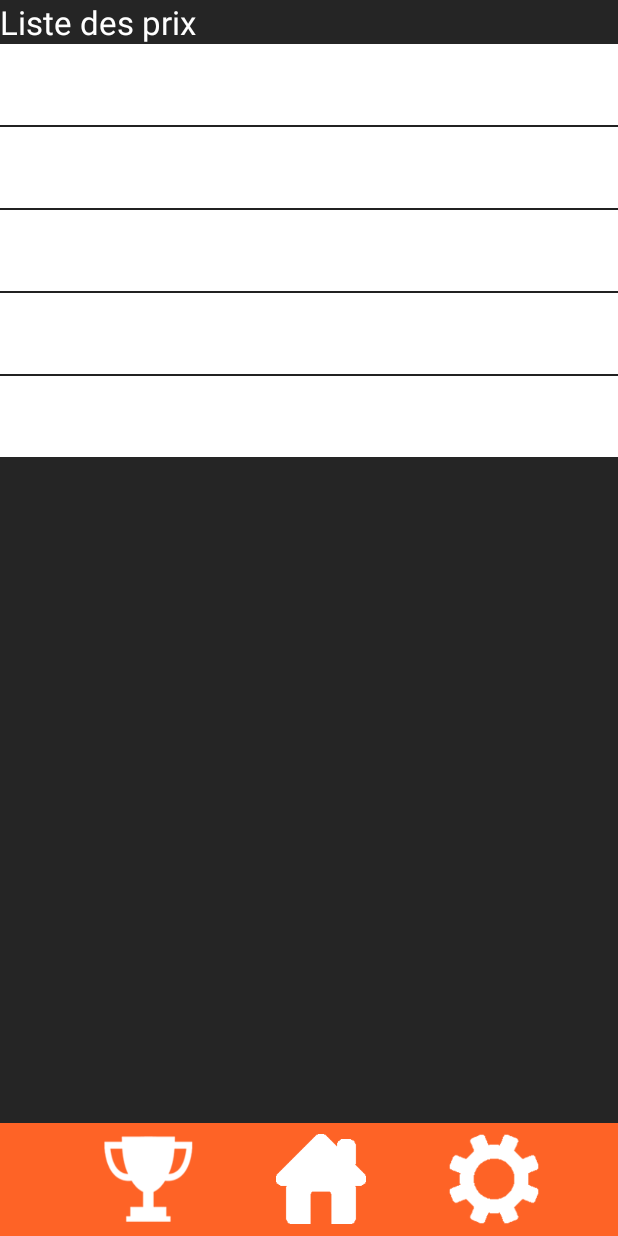
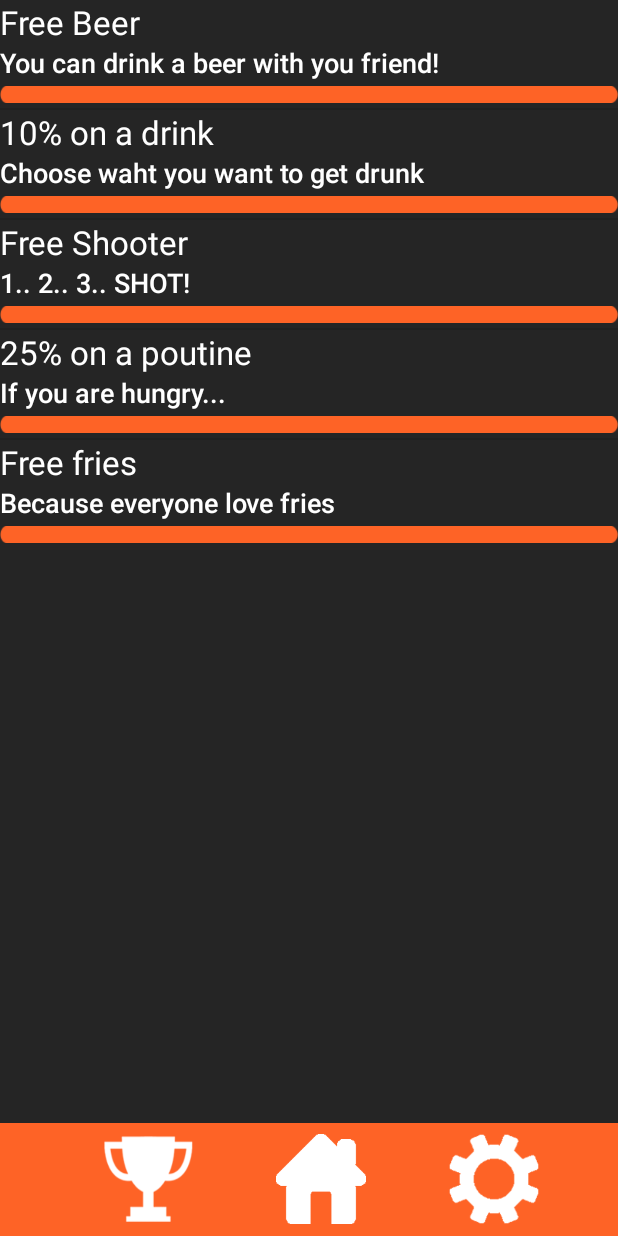
Before and after one commit to vince14evil/MobileAppUlaval, an Android app: the PrizeView screen opened directly, with no data from a screen before it, on a phone screen of 412 x 824 dp. Run offline under Robolectric (Android 15) with nearby library versions, the phone set to English and light mode, and no system bars.

Commit message:
Update prize view visual

```diff
--- a/app/src/main/java/barchallenges/ima/ulaval/ca/barchallenge/PrizeAdapter.java
+++ b/app/src/main/java/barchallenges/ima/ulaval/ca/barchallenge/PrizeAdapter.java
@@ -1,12 +1,10 @@
 package barchallenges.ima.ulaval.ca.barchallenge;
 
 import android.content.Context;
-import android.graphics.Color;
 import android.view.LayoutInflater;
 import android.view.View;
 import android.view.ViewGroup;
 import android.widget.BaseAdapter;
-import android.widget.LinearLayout;
 import android.widget.TextView;
 
 import java.util.ArrayList;
@@ -54,17 +52,7 @@ public class PrizeAdapter extends BaseAdapter {
         }
 
         Prize prize = PrizeManager.getInstance().getPrizeAt(position);
-        LinearLayout layout = (LinearLayout)convertView.findViewById(R.id.prizeCell);
 
-        if(prize.getIsEarned())
-        {
-            layout.setBackgroundColor(Color.GREEN);
-        }else {
-            layout.setBackgroundColor(Color.RED);
-        }
-
-        mHolder.TitleTextView = (TextView)convertView.findViewById(R.id.cellTitle);
-        mHolder.TitleTextView.setText("Prize #" + (position + 1) + " : ");
         mHolder.NameTextView = (TextView)convertView.findViewById(R.id.cellName);
         mHolder.NameTextView.setText(prize.getName());
         mHolder.ShordDescriptionTextView = (TextView)convertView.findViewById(R.id.cellDescription);
--- a/app/src/main/res/layout/activity_prize_view.xml
+++ b/app/src/main/res/layout/activity_prize_view.xml
@@ -5,14 +5,6 @@
     android:layout_height="match_parent"
     android:background="#252525"
     tools:context=".PrizeView">
-
-    <TextView
-        android:layout_width="wrap_content"
-        android:layout_height="wrap_content"
-        android:textAppearance="?android:attr/textAppearanceLarge"
-        android:text="Liste des prix"
-        android:id="@+id/textView3"
-        android:textColor="#ffffff" />
 
     <ListView
         android:layout_width="wrap_content"
--- a/app/src/main/res/layout/prize_cell.xml
+++ b/app/src/main/res/layout/prize_cell.xml
@@ -4,37 +4,34 @@
     android:layout_height="match_parent"
     android:orientation="vertical"
     android:background="#252525"
-    android:foreground="#ffffff"
     android:id="@+id/prizeCell">
-    <TextView
+
+    <RelativeLayout
         android:layout_width="wrap_content"
-        android:layout_height="wrap_content"
-        android:textAppearance="?android:attr/textAppearanceMedium"
-        android:text="Medium Text"
-        android:id="@+id/cellDescription"
-        android:foreground="#000000"
-        android:layout_below="@+id/firstRow"/>
-    <LinearLayout
-        android:layout_width="wrap_content"
-        android:layout_height="wrap_content"
-        android:orientation="horizontal"
-        android:layout_gravity="top|left"
-        android:id="@+id/firstRow">
+        android:layout_height="wrap_content">
         <TextView
             android:layout_width="wrap_content"
             android:layout_height="wrap_content"
-            android:textAppearance="?android:attr/textAppearanceLarge"
-            android:text="Large Text"
-            android:foreground="#000000"
-            android:id="@+id/cellTitle"/>
+            android:textAppearance="?android:attr/textAppearanceMedium"
+            android:text="Medium Text"
+            android:id="@+id/cellDescription"
+            android:textColor="#ffffff"
+            android:layout_below="@+id/cellName"/>
 
         <TextView
             android:layout_width="wrap_content"
             android:layout_height="wrap_content"
             android:textAppearance="?android:attr/textAppearanceLarge"
             android:text="Large Text2"
-            android:foreground="#000000"
-            android:id="@+id/cellName"/>
-    </LinearLayout>
+            android:id="@+id/cellName"
+            android:textColor="#ffffff" />
+    </RelativeLayout>
+
+    <ImageView
+        android:layout_width="wrap_content"
+        android:layout_height="wrap_content"
+        android:id="@+id/imageView2"
+        android:layout_gravity="center_horizontal"
+        android:src="@drawable/cellbar"/>
 
 </LinearLayout>
```
Also changed, not shown: app/src/main/res/drawable/cellbar.png (added).
